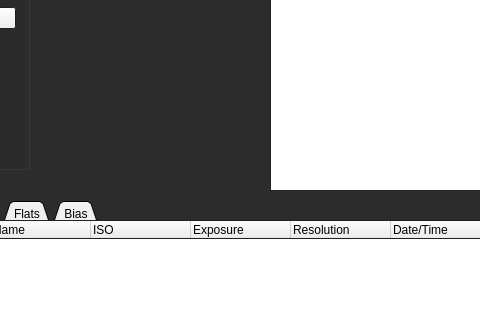
Before: the Qt Designer form mainwindow.ui in CarlMansfield/ImageStacker, drawn with Qt 5; both pictures show x 130 to 610 and y 249 to 569 of the 1080 by 720 pixel window.
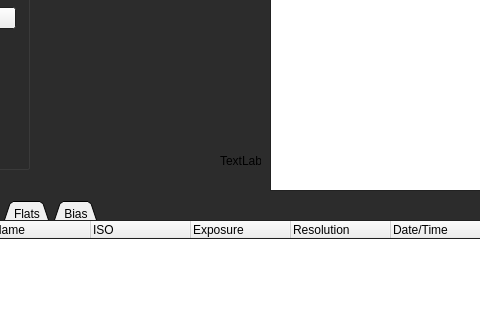
After: the same form once the commit is applied.

The edit to the form file:
```diff
--- a/mainwindow.ui
+++ b/mainwindow.ui
@@ -737,6 +737,25 @@
      </item>
     </layout>
    </widget>
+   <widget class="QLabel" name="label_4">
+    <property name="geometry">
+     <rect>
+      <x>350</x>
+      <y>370</y>
+      <width>41</width>
+      <height>41</height>
+     </rect>
+    </property>
+    <property name="maximumSize">
+     <size>
+      <width>64</width>
+      <height>64</height>
+     </size>
+    </property>
+    <property name="text">
+     <string>TextLabel</string>
+    </property>
+   </widget>
    <zorder>tabWidget</zorder>
    <zorder>label_2</zorder>
    <zorder>darksTree</zorder>
```
Left out of the diff: 28 changed lines with no effect on the pictures.
